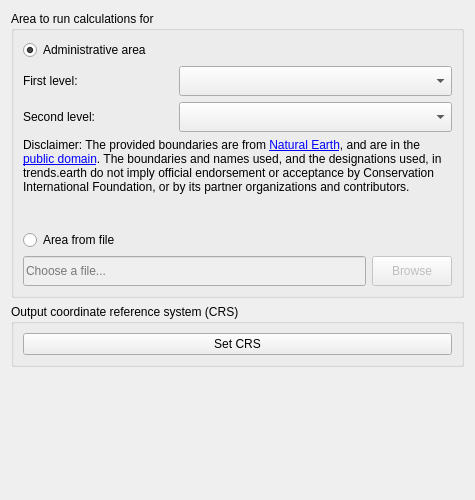
ConservationInternational/trends.earth, file LDMP/gui/WidgetSelectArea.ui: the form before one commit.
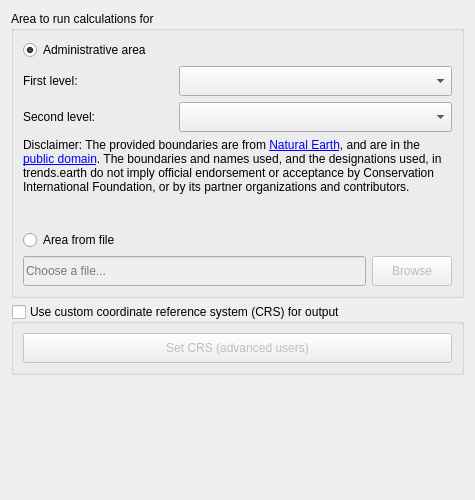
The form after the commit.

Commit message: Separate LC setup into a widget to be reused.

Diff of the .ui file:
```diff
--- a/LDMP/gui/WidgetSelectArea.ui
+++ b/LDMP/gui/WidgetSelectArea.ui
@@ -229,13 +229,25 @@
    <item>
     <widget class="QGroupBox" name="groupBox">
      <property name="title">
-      <string>Output coordinate reference system (CRS)</string>
+      <string>Use custom coordinate reference system (CRS) for output</string>
+     </property>
+     <property name="checkable">
+      <bool>true</bool>
+     </property>
+     <property name="checked">
+      <bool>false</bool>
      </property>
      <layout class="QHBoxLayout" name="horizontalLayout">
       <item>
        <widget class="QPushButton" name="btn_crs">
+        <property name="minimumSize">
+         <size>
+          <width>0</width>
+          <height>30</height>
+         </size>
+        </property>
         <property name="text">
-         <string>Set CRS</string>
+         <string>Set CRS (advanced users)</string>
         </property>
        </widget>
       </item>
```
The commit also changes 6 other files.
